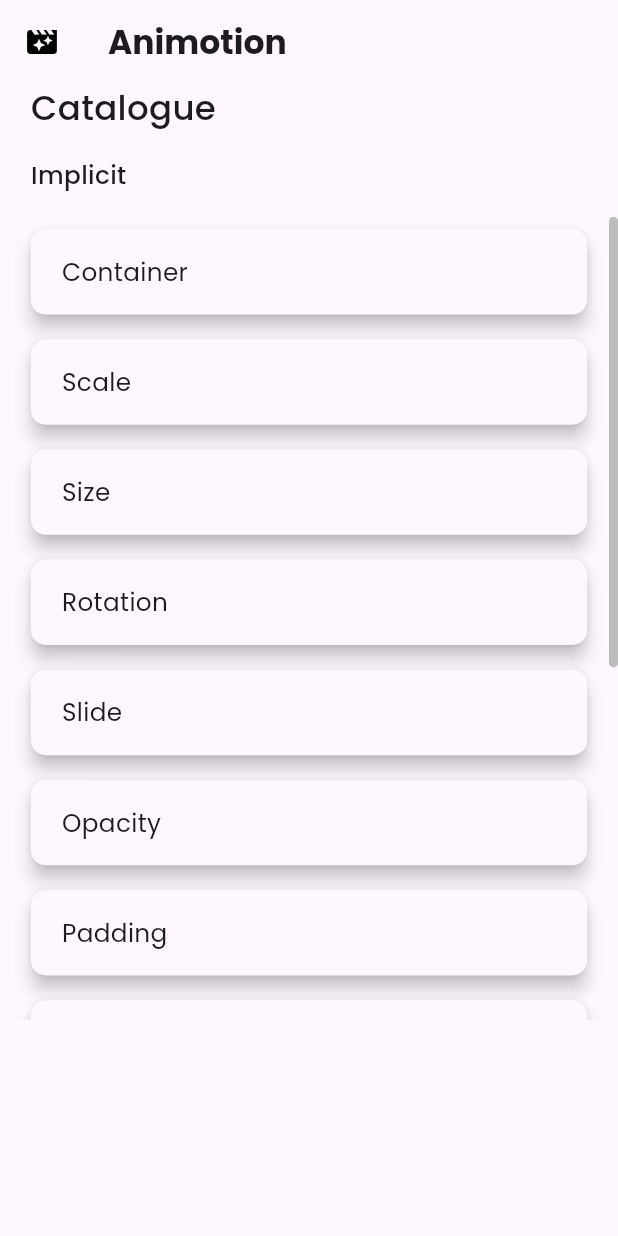
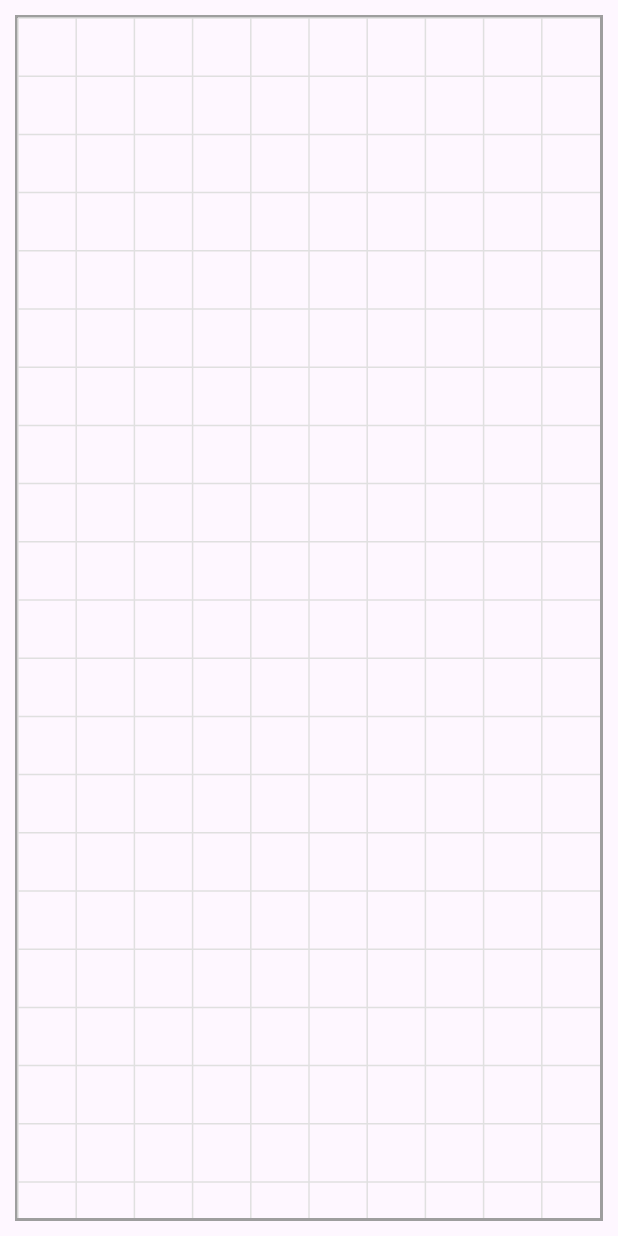
Before and after one commit to bhawesh2002/animotion_gallery, a Flutter app: the screen it shows after launch, on a phone screen of 412 x 824 dp. Run offline on Flutter 3.47's test engine with Material 3 defaults, Android fonts, the phone set to English and light mode, and no system bars; our stand-ins replace google_fonts.

```diff
--- a/lib/main.dart
+++ b/lib/main.dart
@@ -1,4 +1,3 @@
-import 'package:animotion_gallery/pages/catalogue.dart';
 import 'package:flutter/material.dart';
 import 'package:google_fonts/google_fonts.dart';
 
@@ -13,7 +12,86 @@ class MainApp extends StatelessWidget {
   Widget build(BuildContext context) {
     return MaterialApp(
       theme: ThemeData(fontFamily: GoogleFonts.poppins().fontFamily),
-      home: const Catalogue(),
+      home: const Playground(),
     );
   }
 }
+
+class Playground extends StatefulWidget {
+  const Playground({super.key});
+
+  @override
+  State<Playground> createState() => _PlaygroundState();
+}
+
+class _PlaygroundState extends State<Playground> {
+  Offset _offset = Offset.zero;
+  @override
+  Widget build(BuildContext context) {
+    return SafeArea(
+      child: Scaffold(
+        body: Padding(
+          padding: const EdgeInsets.symmetric(vertical: 10, horizontal: 10),
+          child: GestureDetector(
+            onPanUpdate: (details) {
+              setState(() {
+                _offset += details.delta;
+              });
+            },
+            child: LayoutBuilder(
+              builder: (context, constraints) {
+                return Container(
+                  width: constraints.maxWidth,
+                  height: constraints.maxHeight,
+                  decoration: BoxDecoration(
+                    border: Border.all(width: 2, color: Colors.grey),
+                  ),
+                  child: CustomPaint(
+                    painter: GraphPainter(offset: _offset),
+                    size: Size.infinite,
+                  ),
+                );
+              },
+            ),
+          ),
+        ),
+      ),
+    );
+  }
+}
+
+class GraphPainter extends CustomPainter {
+  final Offset offset;
+
+  GraphPainter({super.repaint, required this.offset});
+  @override
+  void paint(Canvas canvas, Size size) {
+    final double width = size.width;
+    final double height = size.height;
+    final double gridSpacing =
+        width / 10; // You can adjust this spacing as needed
+
+    final Paint paint = Paint()
+      ..color = Colors.grey[300]!
+      ..strokeWidth = 1;
+
+    // Adjust the starting point of the grid based on offset
+    final double startX = offset.dx % gridSpacing;
+    final double startY = offset.dy % gridSpacing;
+
+    // Draw horizontal lines
+    for (double y = startY; y <= height; y += gridSpacing) {
+      canvas.drawLine(Offset(0, y), Offset(width, y), paint);
+    }
+
+    // Draw vertical lines
+    for (double x = startX; x <= width; x += gridSpacing) {
+      canvas.drawLine(Offset(x, 0), Offset(x, height), paint);
+    }
+  }
+
+  @override
+  bool shouldRepaint(GraphPainter oldDelegate) {
+    return offset != oldDelegate.offset;
+  }
+}
```
